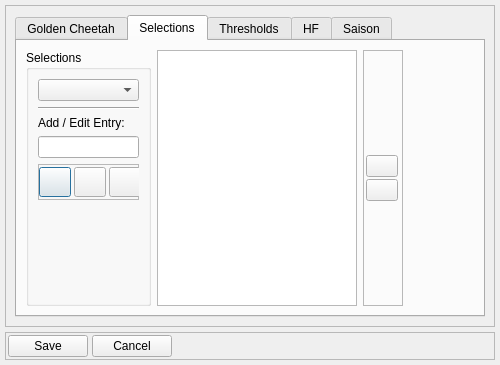
Tria-Andy/WorkoutEditor, file dialog_settings.ui: the form before one commit.
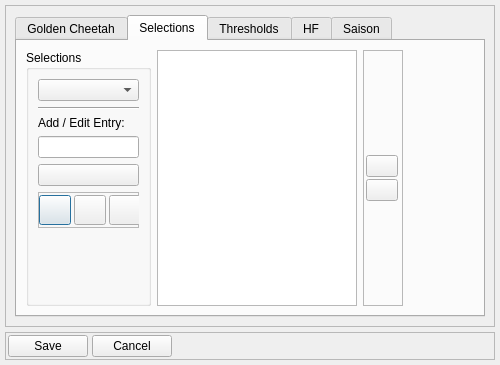
The form after the commit. The open tabs and pages were chosen to show the change. Icons and pictures are not drawn.

Commit message: Change Settings to Static #24

Diff of the .ui file:
```diff
--- a/dialog_settings.ui
+++ b/dialog_settings.ui
@@ -193,6 +193,22 @@
              <item>
               <widget class="QLineEdit" name="lineEdit_addedit"/>
              </item>
+             <item>
+              <widget class="QPushButton" name="pushButton_color">
+               <property name="text">
+                <string/>
+               </property>
+               <property name="autoDefault">
+                <bool>false</bool>
+               </property>
+               <property name="default">
+                <bool>true</bool>
+               </property>
+               <property name="flat">
+                <bool>false</bool>
+               </property>
+              </widget>
+             </item>
              <item>
               <widget class="QFrame" name="frame_4">
                <property name="frameShape">
```
Left out of the diff: 2 changed lines with no effect on the pictures. The commit also changes 35 other files.
